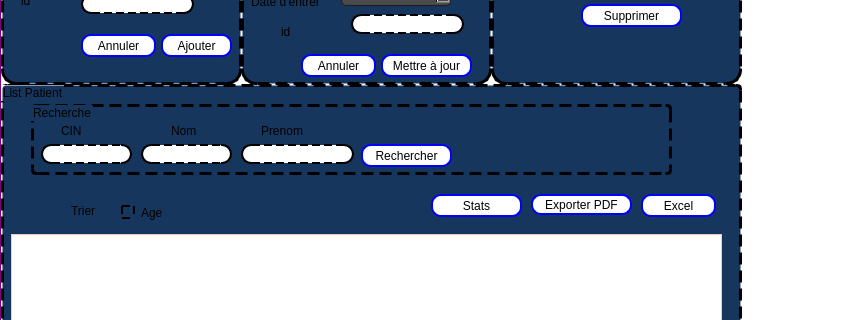
Qt form mainwindow.ui (khalil-ch/E-Health_2A1) before a commit; both pictures show x 0 to 855 and y 283 to 603 of the 1024 by 686 pixel window.
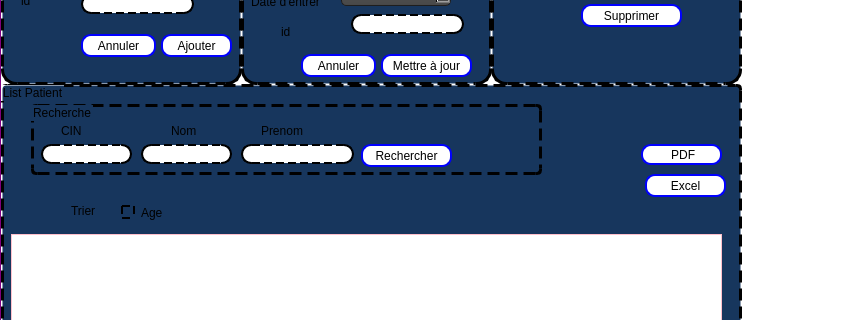
The same form after that commit. The open tabs and pages were chosen to show the change.

```diff
--- a/mainwindow.ui
+++ b/mainwindow.ui
@@ -436,9 +436,9 @@
       <widget class="QPushButton" name="pushButton_6">
        <property name="geometry">
         <rect>
-         <x>530</x>
-         <y>110</y>
-         <width>101</width>
+         <x>640</x>
+         <y>60</y>
+         <width>81</width>
          <height>21</height>
         </rect>
        </property>
@@ -453,30 +453,7 @@
 QPushButton:hover:!pressed { color: blue; }</string>
        </property>
        <property name="text">
-        <string>Exporter PDF</string>
-       </property>
-      </widget>
-      <widget class="QPushButton" name="pushButton_7">
-       <property name="geometry">
-        <rect>
-         <x>430</x>
-         <y>110</y>
-         <width>91</width>
-         <height>23</height>
-        </rect>
-       </property>
-       <property name="styleSheet">
-        <string notr="true">QPushButton
-{
-  border: 2px solid blue;
-  border-radius: 10px;
-  padding: 0 8px;
-  background: white;
-}
-QPushButton:hover:!pressed { color: blue; }</string>
-       </property>
-       <property name="text">
-        <string>Stats</string>
+        <string> PDF</string>
        </property>
       </widget>
       <widget class="QTableView" name="tableView_Patient">
@@ -526,7 +503,7 @@
         <rect>
          <x>30</x>
          <y>20</y>
-         <width>641</width>
+         <width>511</width>
          <height>71</height>
         </rect>
        </property>
@@ -681,9 +658,9 @@
       <widget class="QPushButton" name="pushButton_19">
        <property name="geometry">
         <rect>
-         <x>640</x>
-         <y>110</y>
-         <width>75</width>
+         <x>644</x>
+         <y>90</y>
+         <width>81</width>
          <height>23</height>
         </rect>
        </property>
```
Left out of the diff: 35 changed lines with no effect on the pictures.
